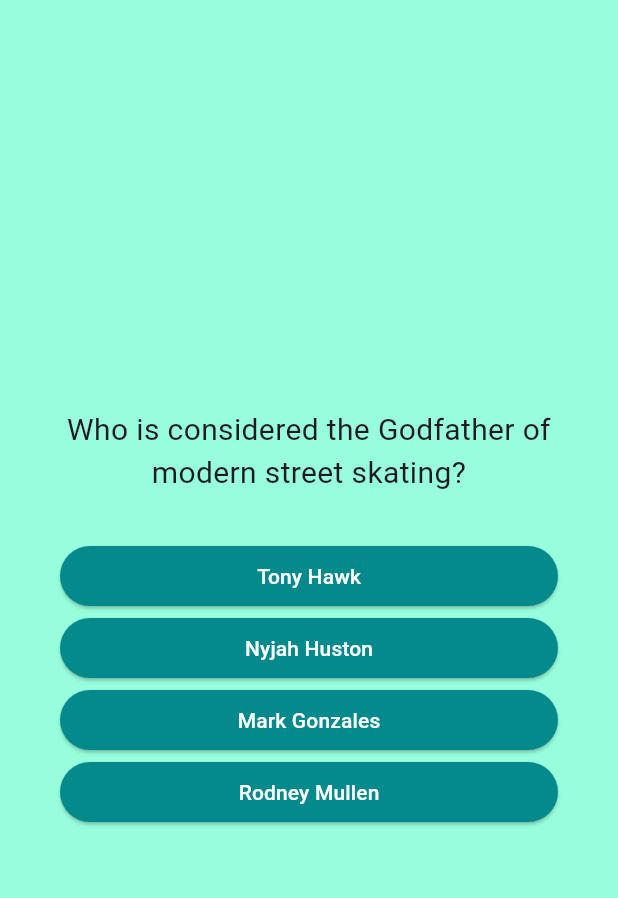
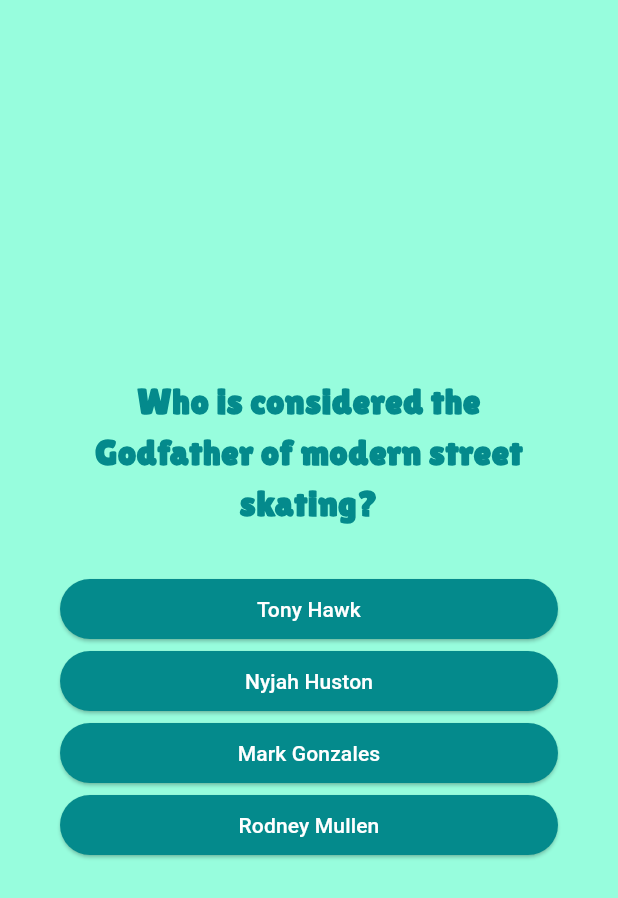
Before and after one commit to jhnnyk/sk8_quiz_app, a Flutter app: the screen it shows after launch, after a tap on "Start Quiz", on a phone screen of 412 x 824 dp. Shown: the top 898 px of the screen. Run offline on Flutter 3.47's test engine with Material 3 defaults, Android fonts, the phone set to English and light mode, and no system bars; our stand-ins replace google_fonts.

Commit message:
styling + google fonts

```diff
--- a/lib/answer_button.dart
+++ b/lib/answer_button.dart
@@ -24,7 +24,10 @@
           borderRadius: BorderRadius.circular(40),
         ),
       ),
-      child: Text(answerText),
+      child: Text(
+        answerText,
+        textAlign: TextAlign.center,
+      ),
     );
   }
 }
--- a/lib/questions_screen.dart
+++ b/lib/questions_screen.dart
@@ -1,4 +1,5 @@
 import 'package:flutter/material.dart';
+import 'package:google_fonts/google_fonts.dart';
 import 'package:sk8_quiz_app/answer_button.dart';
 import 'package:sk8_quiz_app/data/questions.dart';
 
@@ -37,7 +38,11 @@
           children: [
             Text(
               currentQuestion.text,
-              style: const TextStyle(fontSize: 20),
+              style: GoogleFonts.lilitaOne(
+                color: const Color.fromARGB(255, 4, 138, 140),
+                fontSize: 24,
+                fontWeight: FontWeight.bold,
+              ),
               textAlign: TextAlign.center,
             ),
             const SizedBox(height: 30),
--- a/lib/start_screen.dart
+++ b/lib/start_screen.dart
@@ -1,4 +1,5 @@
 import 'package:flutter/material.dart';
+import 'package:google_fonts/google_fonts.dart';
 
 class StartScreen extends StatelessWidget {
   const StartScreen(this.startQuiz, {super.key});
@@ -8,25 +9,37 @@
   @override
   Widget build(context) {
     return Center(
+      child: Container(
+        padding: const EdgeInsets.all(40),
         child: Column(
           mainAxisSize: MainAxisSize.min,
           children: [
             Image.asset(
               'assets/images/sk8.png',
               width: 400,
-            color: const Color.fromARGB(200, 0, 0, 0),
+              color: const Color.fromARGB(255, 4, 138, 140),
             ),
-          const Text(
+            Text(
               'Learn about skateboarding the dumb way!',
-            style: TextStyle(fontSize: 16),
+              style: GoogleFonts.lilitaOne(
+                color: const Color.fromARGB(255, 4, 138, 140),
+                fontSize: 24,
+                fontWeight: FontWeight.bold,
+              ),
+              textAlign: TextAlign.center,
             ),
             const SizedBox(height: 14),
             ElevatedButton.icon(
               onPressed: startQuiz,
               icon: const Icon(Icons.arrow_right_alt),
               label: const Text('Start Quiz'),
+              style: ElevatedButton.styleFrom(
+                backgroundColor: const Color.fromARGB(255, 4, 138, 140),
+                foregroundColor: Colors.white,
+              ),
             ),
           ],
+        ),
       ),
     );
   }
--- a/pubspec.yaml
+++ b/pubspec.yaml
@@ -9,6 +9,7 @@
 dependencies:
   flutter:
     sdk: flutter
+  google_fonts: ^6.2.1
 
 dev_dependencies:
   flutter_test:
```
Also changed, not shown: pubspec.lock, 10 other files. Lines whose indentation alone changed are shown as unchanged.
